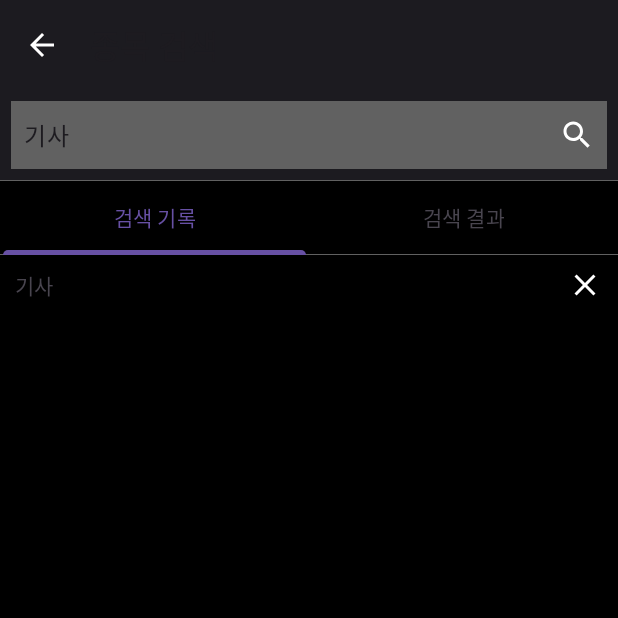
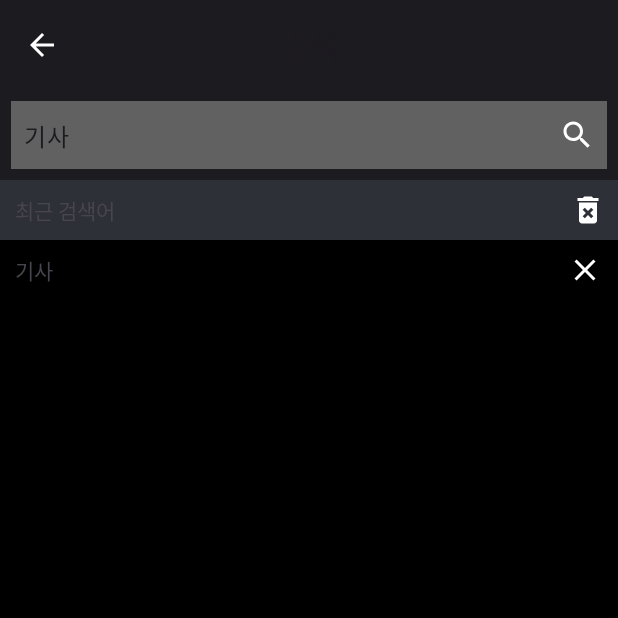
Before and after one commit to koobh95/WeMakePass, an Android app: the fragment JmSearchFragment placed in its activity, after a tap on "기사", on a phone screen of 412 x 824 dp, the top half of it. Run offline under Robolectric (Android 15) with nearby library versions, the light colour scheme and no system bars; our stand-ins replace RxJava, data binding; network calls fail; 1 other tap on this screen came first.

Commit message:
* 디자인 변경 - 시험 선택(ExamSelectFragment) > 시험 종목 검색(JmSearchActivity) 화면의 디자인을 변경했다. 이 프로젝트를 하면서 각 파트에 대한 디자인을 미리 만들어놓았었는데 총 세 가지의 디자인이 있었다. 그 중 기존에 시험 종목 검색 화면에 적용되어 있던 TabLayout을 사용한 화면이 가장 조잡해보였기에 디자인을 변경했다. 디자인을 변경함에 따라 상당 일부 코드가 수정되었다.

```diff
--- a/app/src/main/java/com/example/wemakepass/repository/pref/SearchLogRepository.java
+++ b/app/src/main/java/com/example/wemakepass/repository/pref/SearchLogRepository.java
@@ -1,7 +1,6 @@
 package com.example.wemakepass.repository.pref;
 
 import android.text.TextUtils;
-import android.util.Log;
 
 import com.example.wemakepass.common.SingleLiveEvent;
 import com.example.wemakepass.data.pref.AppDataPreferences;
@@ -61,15 +60,15 @@ public class SearchLogRepository {
      * - 로그를 출력하는 RecyclerView를 submitList로 업데이트하기 위해 새로운 리스트를 생성한 뒤 데이터를
      *  조작한다.
      *
-     * @param removeIndex 삭제할 로그의 위치(index)
+     * @param deleteIndex 삭제할 로그의 위치(index)
      */
-    public void removeLog(int removeIndex) {
+    public void deleteLog(int deleteIndex) {
         List<String> newList = new ArrayList<>(searchLogListLiveData.getValue());
         if(newList.size() == 1){
             clear();
             return;
         }
-        newList.remove(removeIndex);
+        newList.remove(deleteIndex);
         update(newList);
     }
 
@@ -113,10 +112,10 @@ public class SearchLogRepository {
     }
 
     /**
-     *  로그 삭제가 발생한 뒤 update 메서드에 진입했을 때 데이터가 존재하지 않을 경우 이 메서드가 호출된다. 저장할
-     * 데이터가 없으므로 초기화한다.
+     * - 객체가 참조하고 있는 설정 파일의 로그를 모두 삭제한다.
+     * - 로그 삭제가 발생한 뒤 update 메서드에 진입했을 때 데이터가 존재하지 않을 경우에도 이 메서드가 호출된다.
      */
-    private void clear() {
+    public void clear() {
         AppDataPreferences.setLogData(PREF_KEY, "");
         searchLogListLiveData.setValue(new ArrayList<>());
     }
--- a/app/src/main/java/com/example/wemakepass/view/exam/jmSearch/JmSearchFragment.java
+++ b/app/src/main/java/com/example/wemakepass/view/exam/jmSearch/JmSearchFragment.java
@@ -4,12 +4,15 @@ import android.os.Bundle;
 
 import androidx.annotation.NonNull;
 import androidx.annotation.Nullable;
+import androidx.constraintlayout.widget.ConstraintLayout;
 import androidx.databinding.DataBindingUtil;
 import androidx.fragment.app.Fragment;
 import androidx.lifecycle.ViewModelProvider;
 import androidx.recyclerview.widget.LinearLayoutManager;
 import androidx.recyclerview.widget.RecyclerView;
 
+import android.text.TextUtils;
+import android.util.Log;
 import android.view.LayoutInflater;
 import android.view.View;
 import android.view.ViewGroup;
@@ -18,13 +21,13 @@ import android.view.inputmethod.EditorInfo;
 import com.example.wemakepass.R;
 import com.example.wemakepass.adapter.JmSearchListAdapter;
 import com.example.wemakepass.adapter.SearchLogListAdapter;
+import com.example.wemakepass.adapter.divider.DividerWithoutLast;
 import com.example.wemakepass.data.model.dto.JmInfoDTO;
 import com.example.wemakepass.databinding.FragmentJmSearchBinding;
 import com.example.wemakepass.util.DialogUtils;
 import com.example.wemakepass.util.MessageUtils;
 import com.example.wemakepass.view.exam.ExamActivity;
 import com.example.wemakepass.view.exam.select.ExamSelectFragment;
-import com.google.android.material.tabs.TabLayout;
 
 /**
  * 시험 선택 화면에서 종목을 검색하는 기능을 제공하는 Fragment
@@ -39,8 +42,8 @@ public class JmSearchFragment extends Fragment {
     private JmSearchListAdapter jmSearchResultListAdapter;
     private SearchLogListAdapter searchLogListAdapter;
 
-    private final int TAB_SEARCH_LOG = 0; // 검색 기록을 나타낼 Tab의 Position
-    private final int TAB_SEARCH_RESULT = 1; // 검색 결과를 나타낼 Tab의 Position
+    private final int LAYOUT_LOG = 0;
+    private final int LAYOUT_SEARCH_RESULT = 1;
     private final String TAG = "TAG_JmSearchFragment";
 
     public static JmSearchFragment newInstance() {
@@ -65,7 +68,6 @@ public class JmSearchFragment extends Fragment {
         initEventListener();
         initObserver();
         initToolbar();
-        initTabLayout();
     }
 
     /**
@@ -77,6 +79,20 @@ public class JmSearchFragment extends Fragment {
                 viewModel.search();
             return true;
         });
+
+        // 검색 기록 레이아웃에서 로그 삭제 버튼
+        binding.fragmentJmSearchLogDeleteAllButton.setOnClickListener(v -> {
+            DialogUtils.showConfirmDialog(requireContext(),
+                    "모든 로그를 삭제하시겠습니까?",
+                    dialog -> {
+                        viewModel.deleteLogAll();
+                        dialog.dismiss();
+                    });
+        });
+
+        // 검색 결과 레이아웃에서 X 버튼
+        binding.fragmentJmSearchResultClearButton.setOnClickListener(v ->
+                changeLayoutVisibility(LAYOUT_LOG));
     }
 
     /**
@@ -102,14 +118,22 @@ public class JmSearchFragment extends Fragment {
          * - 검색을 실행한 후 검색 결과를 관찰한다.
          * - 검색 결과가 없을 경우 Toast로 메시지를 출력한다. 또한 검색 결과가 없더라도 이전 검색 결과를
          *  갱신하기 위해서 리스트는 업데이트한다.
-         * - 검색 결과가 1개 이상 있을 때 현재 TabLayout에 선택된 Tab이 "검색 기록"일 경우 "검색 결과"로
-         *  강제로 변경하기 위해 관련 메서드를 호출한다.
+         * - 검색 결과가 1개 이상 있다면 검색 기록 레이아웃과 검색 결과 레이아웃의 Visibility를 조정한다.
          */
         viewModel.getJmInfoListLiveData().observe(this, list -> {
             jmSearchResultListAdapter.submitList(list);
             if (list.size() == 0)
                 MessageUtils.showToast(requireContext(), "검색 결과가 없습니다.");
-            changeRecyclerViewVisibility(TAB_SEARCH_RESULT);
+            changeLayoutVisibility(LAYOUT_SEARCH_RESULT);
+        });
+
+        /**
+         *  검색어를 입력하는 EditText에 검색어가 모두 지워질 경우 검색 기록 레이아웃이 보여지도록 Visibility를
+         * 변경한다.
+         */
+        viewModel.getKeywordLiveData().observe(this, keyword ->{
+            if(TextUtils.isEmpty(keyword))
+                changeLayoutVisibility(LAYOUT_LOG);
         });
     }
 
@@ -124,47 +148,24 @@ public class JmSearchFragment extends Fragment {
     }
 
     /**
-     * TabLayout에 대한 초기 설정을 수행한다.
-     */
-    private void initTabLayout() {
-        String[] tabItemNames = getResources().getStringArray(R.array.tab_items_search_log);
-        TabLayout tabLayout = binding.fragmentJmSearchTabLayout;
-
-        for (String tabName : tabItemNames)
-            tabLayout.addTab(tabLayout.newTab().setText(tabName));
-
-        tabLayout.addOnTabSelectedListener(new TabLayout.OnTabSelectedListener() {
-            @Override
-            public void onTabSelected(TabLayout.Tab tab) {
-                changeRecyclerViewVisibility(tab.getPosition());
-            }
-
-            @Override
-            public void onTabUnselected(TabLayout.Tab tab) { }
-
-            @Override
-            public void onTabReselected(TabLayout.Tab tab) { }
-        });
-    }
-
-    /**
      * - 검색 기록 RecyclerView를 초기화한다.
      * - 가장 최근에 검색한 기록을 가장 위에 보여주기 위해서 역순으로 출력한다.
      */
     private void initSearchLogRecyclerView() {
+        RecyclerView recyclerView = binding.fragmentJmSearchLogRecyclerView;
         searchLogListAdapter = new SearchLogListAdapter();
         searchLogListAdapter.setOnItemClickListener(position -> {
             viewModel.getKeywordLiveData().setValue(
                     searchLogListAdapter.getCurrentList().get(position));
             viewModel.search();
         });
-        searchLogListAdapter.setOnRemoveButtonClickListener(position -> viewModel.removeLog(position));
+        searchLogListAdapter.setOnRemoveButtonClickListener(position -> viewModel.deleteLog(position));
         LinearLayoutManager layoutManager = new LinearLayoutManager(requireContext(),
                 LinearLayoutManager.VERTICAL, false);
         layoutManager.setReverseLayout(true);
         layoutManager.setStackFromEnd(true);
-        binding.fragmentJmSearchLogRecyclerView.setLayoutManager(layoutManager);
-        binding.fragmentJmSearchLogRecyclerView.setAdapter(searchLogListAdapter);
+        recyclerView.setLayoutManager(layoutManager);
+        recyclerView.setAdapter(searchLogListAdapter);
     }
 
     /**
@@ -196,32 +197,20 @@ public class JmSearchFragment extends Fragment {
     }
 
     /**
-     * - TabLayout에서 선택된 Tab에 따라 다른 RecyclerView를 보여주기 위해서 Visibility를 조정하는 역할을
-     *  하는 메서드다.
-     * - 검색을 수행했을 때 조회된 데이터가 있고 현재 선택된 탭이 "검색 기록" 탭일 경우 강제로 "검색 결과" 탭으로
-     *  이동하도록 하고 있다. 그렇기 때문에 RecyclerView의 Visibility를 조정하기에 앞서 현재 선택된 Tab을
-     *  확인하여 일치하지 않을 경우 변경한다.
+     * 검색 기록 레이아웃과 검색 결과 레이아웃 중 화면에 보여질 레이아웃을 결정한다.
      *
-     * @param visibleTabPosition 선택된 Tab 혹은 선택할 Tab의 Position이다.
+     * @param visibleLayout 화면에 보여줄 레이아웃
      */
-    private void changeRecyclerViewVisibility(int visibleTabPosition) {
-        TabLayout tabLayout = binding.fragmentJmSearchTabLayout;
-        RecyclerView searchLogRecyclerView = binding.fragmentJmSearchLogRecyclerView;
-        RecyclerView searchResultRecyclerView = binding.fragmentJmSearchResultRecyclerView;
+    private void changeLayoutVisibility(int visibleLayout) {
+        ConstraintLayout logLayout = binding.fragmentJmSearchLogLayout;
+        ConstraintLayout searchLayout = binding.fragmentJmSearchResultLayout;
 
-        if (tabLayout.getSelectedTabPosition() != visibleTabPosition) {
-            if (visibleTabPosition == TAB_SEARCH_LOG)
-                tabLayout.selectTab(tabLayout.getTabAt(TAB_SEARCH_LOG));
-            else
-                tabLayout.selectTab(tabLayout.getTabAt(TAB_SEARCH_RESULT));
-        }
-
-        if (visibleTabPosition == TAB_SEARCH_LOG) {
-            searchResultRecyclerView.setVisibility(View.GONE);
-            searchLogRecyclerView.setVisibility(View.VISIBLE);
-        } else {
-            searchLogRecyclerView.setVisibility(View.GONE);
-            searchResultRecyclerView.setVisibility(View.VISIBLE);
+        if(visibleLayout == LAYOUT_LOG) {
+            logLayout.setVisibility(View.VISIBLE);
+            searchLayout.setVisibility(View.GONE);
+        } else if (visibleLayout == LAYOUT_SEARCH_RESULT){
+            logLayout.setVisibility(View.GONE);
+            searchLayout.setVisibility(View.VISIBLE);
         }
     }
 }
--- a/app/src/main/java/com/example/wemakepass/view/exam/jmSearch/JmSearchViewModel.java
+++ b/app/src/main/java/com/example/wemakepass/view/exam/jmSearch/JmSearchViewModel.java
@@ -1,7 +1,6 @@
 package com.example.wemakepass.view.exam.jmSearch;
 
 import android.text.TextUtils;
-import android.util.Log;
 import android.view.View;
 
 import com.example.wemakepass.base.BaseViewModel;
@@ -69,6 +68,22 @@ public class JmSearchViewModel extends BaseViewModel {
     }
 
     /**
+     * 검색 기록 목록에서 특정 기록을 삭제한다.
+     *
+     * @param removeIndex 삭제할 아이템의 index
+     */
+    public void deleteLog(int removeIndex){
+        searchLogRepository.deleteLog(removeIndex);
+    }
+
+    /**
+     * 검색 기록 목록을 모두 삭제한다.
+     */
+    public void deleteLogAll() {
+        searchLogRepository.clear();
+    }
+
+    /**
      *  검색어에 대해 유효한 값인지 검증을 수행한다. 검증 조건은 값이 존재하는가, 값의 최소 최대 길이에 적합한가에
      * 대해서만 검증한다.
      *
@@ -90,15 +105,6 @@ public class JmSearchViewModel extends BaseViewModel {
         return true;
     }
 
-    /**
-     * 검색 기록 목록에서 특정 기록을 삭제한다.
-     *
-     * @param removeIndex 삭제할 아이템의 index
-     */
-    public void removeLog(int removeIndex){
-        searchLogRepository.removeLog(removeIndex);
-    }
-
     public SingleLiveEvent<List<String>> getSearchLogListLiveData() {
         return searchLogRepository.getSearchLogListLiveData();
     }
--- /dev/null
+++ b/app/src/main/res/drawable/baseline_delete_forever_24.xml
@@ -0,0 +1,5 @@
+<vector android:height="24dp" android:tint="#FFFFFF"
+    android:viewportHeight="24" android:viewportWidth="24"
+    android:width="24dp" xmlns:android="http://schemas.android.com/apk/res/android">
+    <path android:fillColor="@android:color/white" android:pathData="M6,19c0,1.1 0.9,2 2,2h8c1.1,0 2,-0.9 2,-2L18,7L6,7v12zM8.46,11.88l1.41,-1.41L12,12.59l2.12,-2.12 1.41,1.41L13.41,14l2.12,2.12 -1.41,1.41L12,15.41l-2.12,2.12 -1.41,-1.41L10.59,14l-2.13,-2.12zM15.5,4l-1,-1h-5l-1,1L5,4v2h14L19,4z"/>
+</vector>
--- /dev/null
+++ b/app/src/main/res/drawable/bg_search_bar_layout.xml
@@ -0,0 +1,10 @@
+<?xml version="1.0" encoding="utf-8"?>
+<shape xmlns:android="http://schemas.android.com/apk/res/android">
+
+    <stroke
+        android:color="@color/baltic_sea"
+        android:width="7dp"/>
+
+    <solid
+        android:color="@color/dove_gray_approx"/>
+</shape>
--- a/app/src/main/res/layout/fragment_jm_search.xml
+++ b/app/src/main/res/layout/fragment_jm_search.xml
@@ -22,28 +22,23 @@
             android:layout_width="match_parent"
             android:layout_height="@dimen/appbar_height"
             android:background="@color/baltic_sea"
-            app:layout_constraintBottom_toBottomOf="parent"
             app:layout_constraintTop_toTopOf="parent"
-            app:layout_constraintVertical_bias="0"
             app:navigationIcon="@drawable/baseline_arrow_back_24"
-            app:title="종목 검색" />
+            app:title="검색"
+            app:titleCentered="true" />
 
         <androidx.constraintlayout.widget.ConstraintLayout
             android:id="@+id/fragment_jm_search_bar_layout"
             android:layout_width="match_parent"
             android:layout_height="@dimen/search_bar_height"
-            android:background="@drawable/all_bg_search_bar"
+            android:background="@drawable/bg_search_bar_layout"
             app:layout_constraintTop_toBottomOf="@+id/fragment_jm_search_toolbar">
 
             <com.google.android.material.textfield.TextInputLayout
-                android:id="@+id/fragment_jm_search_text_input_layout"
+                android:id="@+id/fragment_jm_search_bar_text_input_layout"
                 android:layout_width="0dp"
                 android:layout_height="match_parent"
-                android:background="@color/transparent"
-                app:endIconDrawable="@drawable/baseline_close_24"
-                app:endIconMode="clear_text"
-                app:endIconTint="@color/white"
-                app:hintEnabled="false"
+                android:theme="@style/Theme.TextInputLayout.SearchBar"
                 app:layout_constraintEnd_toStartOf="@+id/fragment_jm_search_icon_image_view"
                 app:layout_constraintStart_toStartOf="parent">
 
@@ -52,51 +47,107 @@
                     android:layout_width="match_parent"
                     android:layout_height="match_parent"
                     android:background="@color/transparent"
-                    android:hint="검색"
-                    android:imeOptions="actionSearch"
-                    android:inputType="text"
-                    android:maxLines="1"
-                    android:text="@={viewModel.keywordLiveData}" />
+                    android:text="@={viewModel.keywordLiveData}"
+                    android:theme="@style/Theme.TextInputEditText.SearchBar" />
 
             </com.google.android.material.textfield.TextInputLayout>
 
-            <androidx.appcompat.widget.AppCompatImageButton
+            <androidx.appcompat.widget.AppCompatImageView
                 android:id="@+id/fragment_jm_search_icon_image_view"
                 android:layout_width="wrap_content"
                 android:layout_height="match_parent"
                 android:layout_marginStart="5dp"
                 android:layout_marginEnd="15dp"
-                android:background="@color/transparent"
                 android:onClick="@{viewModel::onSearchButtonClick}"
                 android:src="@drawable/baseline_search_24"
                 app:layout_constraintEnd_toEndOf="parent"
-                app:layout_constraintStart_toEndOf="@+id/fragment_jm_search_text_input_layout" />
+                app:layout_constraintStart_toEndOf="@+id/fragment_jm_search_bar_text_input_layout" />
 
         </androidx.constraintlayout.widget.ConstraintLayout>
 
-        <com.google.android.material.tabs.TabLayout
-            android:id="@+id/fragment_jm_search_tab_layout"
-            style="@style/Theme.TabLayout"
-            android:layout_width="match_parent"
-            android:layout_height="@dimen/tab_layout_large_height"
-            android:background="@drawable/border_top_bottom_bg_black"
-            app:layout_constraintTop_toBottomOf="@id/fragment_jm_search_bar_layout"
-            app:tabIndicatorFullWidth="true" />
-
-        <androidx.recyclerview.widget.RecyclerView
-            android:id="@+id/fragment_jm_search_log_recycler_view"
+        <androidx.constraintlayout.widget.ConstraintLayout
+            android:id="@+id/fragment_jm_search_log_layout"
             android:layout_width="match_parent"
             android:layout_height="0dp"
             app:layout_constraintBottom_toBottomOf="parent"
-            app:layout_constraintTop_toBottomOf="@id/fragment_jm_search_tab_layout" />
+            app:layout_constraintTop_toBottomOf="@+id/fragment_jm_search_bar_layout">
 
-        <androidx.recyclerview.widget.RecyclerView
-            android:id="@+id/fragment_jm_search_result_recycler_view"
+            <androidx.appcompat.widget.AppCompatTextView
+                android:id="@+id/fragment_jm_search_log_label_text_view"
+                android:layout_width="0dp"
+                android:layout_height="40dp"
+                android:background="@color/shark_approx"
+                android:gravity="start|center_vertical"
+                android:maxLines="1"
+                android:paddingStart="10dp"
+                android:paddingEnd="10dp"
+                android:text="최근 검색어"
+                app:layout_constraintBottom_toTopOf="@+id/fragment_jm_search_log_recycler_view"
+                app:layout_constraintEnd_toStartOf="@+id/fragment_jm_search_log_delete_all_button"
+                app:layout_constraintStart_toStartOf="parent"
+                app:layout_constraintTop_toTopOf="parent" />
+
+            <androidx.appcompat.widget.AppCompatImageButton
+                android:id="@+id/fragment_jm_search_log_delete_all_button"
+                android:layout_width="40dp"
+                android:layout_height="40dp"
+                android:background="@color/shark_approx"
+                android:src="@drawable/baseline_delete_forever_24"
+                app:layout_constraintEnd_toEndOf="parent"
+                app:layout_constraintStart_toEndOf="@id/fragment_jm_search_log_label_text_view"
+                app:layout_constraintTop_toTopOf="parent" />
+
+            <androidx.recyclerview.widget.RecyclerView
+                android:id="@+id/fragment_jm_search_log_recycler_view"
+                android:layout_width="match_parent"
+                android:layout_height="0dp"
+                android:overScrollMode="never"
+                app:layout_constraintBottom_toBottomOf="parent"
+                app:layout_constraintTop_toBottomOf="@+id/fragment_jm_search_log_label_text_view" />
+
+        </androidx.constraintlayout.widget.ConstraintLayout>
+
+        <androidx.constraintlayout.widget.ConstraintLayout
+            android:id="@+id/fragment_jm_search_result_layout"
             android:layout_width="match_parent"
             android:layout_height="0dp"
             android:visibility="gone"
             app:layout_constraintBottom_toBottomOf="parent"
-            app:layout_constraintTop_toBottomOf="@id/fragment_jm_search_tab_layout" />
+            app:layout_constraintTop_toBottomOf="@id/fragment_jm_search_bar_layout">
+
+            <androidx.appcompat.widget.AppCompatTextView
+                android:id="@+id/fragment_jm_search_result_text_view"
+                android:layout_width="0dp"
+                android:layout_height="40dp"
+                android:background="@color/shark_approx"
+                android:gravity="start|center_vertical"
+                android:maxLines="1"
+                android:paddingStart="10dp"
+                android:paddingEnd="10dp"
+                android:text="검색 결과"
+                app:layout_constraintEnd_toStartOf="@+id/fragment_jm_search_result_clear_button"
+                app:layout_constraintStart_toStartOf="parent"
+                app:layout_constraintTop_toTopOf="parent" />
+
+            <androidx.appcompat.widget.AppCompatImageButton
+                android:id="@+id/fragment_jm_search_result_clear_button"
+                android:layout_width="40dp"
+                android:layout_height="40dp"
+                android:background="@color/shark_approx"
+                android:src="@drawable/baseline_close_24"
+                app:layout_constraintEnd_toEndOf="parent"
+                app:layout_constraintStart_toEndOf="@id/fragment_jm_search_result_text_view"
+                app:layout_constraintTop_toTopOf="parent" />
+
+            <androidx.recyclerview.widget.RecyclerView
+                android:id="@+id/fragment_jm_search_result_recycler_view"
+                android:layout_width="match_parent"
+                android:layout_height="0dp"
+                android:overScrollMode="never"
+                app:layout_constraintBottom_toBottomOf="parent"
+                app:layout_constraintTop_toBottomOf="@id/fragment_jm_search_result_text_view" />
+
+        </androidx.constraintlayout.widget.ConstraintLayout>
 
     </androidx.constraintlayout.widget.ConstraintLayout>
 </layout>
--- a/app/src/main/res/values-night/themes.xml
+++ b/app/src/main/res/values-night/themes.xml
@@ -44,6 +44,7 @@
         <item name="background">@color/transparent</item>
         <item name="endIconDrawable">@drawable/baseline_close_24</item>
         <item name="endIconMode">clear_text</item>
+        <item name="endIconTint">@color/white</item>
     </style>
 
     <!-- TextInputLayout + TextInputEditText로 검색창을 구현할 경우 TextInputEditText에 적용하는 style -->
@@ -51,7 +52,8 @@
         <item name="android:hint">검색</item>
         <item name="android:inputType">text</item>
         <item name="maxLines">1</item>
-        <item name="background">@color/transparent</item>
+        <item name="android:textColorHint">@color/white</item>
+        <item name="android:imeOptions">actionSearch</item>
     </style>
 
     <!-- TabLayout - Tab Name Text Style. 텍스트 스타일 변경을 위해선 필수 사용. -->
```
